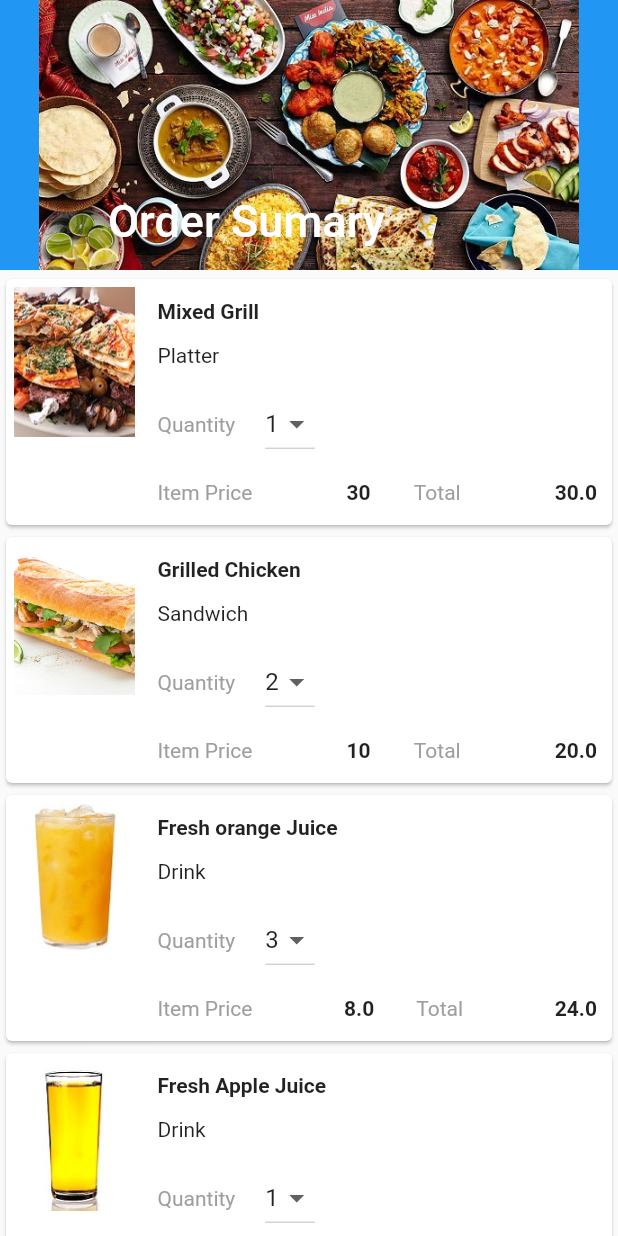
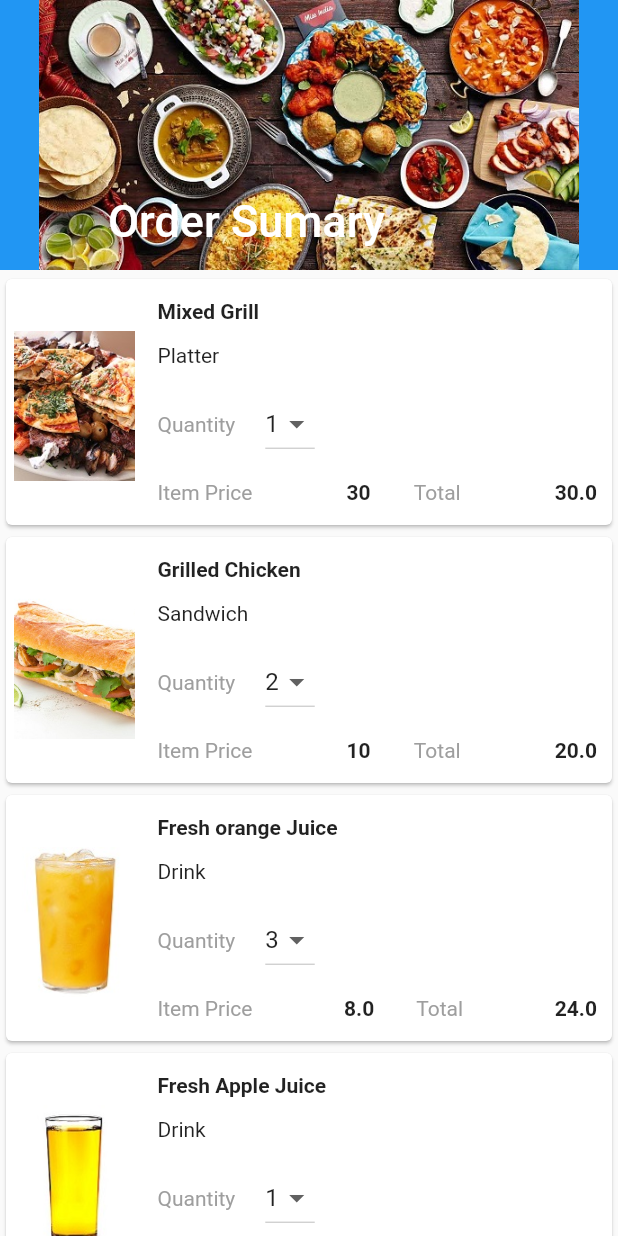
Before and after one commit to Juancito1984/flutter_sliver_hero, a Flutter app: the screen it shows after launch, on a phone screen of 412 x 824 dp. Run offline on Flutter 3.47's test engine with Material 2 defaults, Android fonts, the light colour scheme and no system bars.

Commit message:
Primer commit

```diff
--- a/lib/home_page.dart
+++ b/lib/home_page.dart
@@ -56,7 +56,7 @@ class _HomePageState extends State<HomePage> {
         crossAxisAlignment: CrossAxisAlignment.start,
         children: <Widget>[
 //          Flexible(child: _imagesItem(item), flex: 1),
-          Flexible(child: _buildColumn1(item), flex: 1),
+          Flexible(child: _buildImage(item), flex: 1),
           Flexible(child: _buildColumn2(item), flex: 3),
         ],
       ),
@@ -91,8 +91,9 @@ class _HomePageState extends State<HomePage> {
     );
   }
 
-  Widget _buildColumn1(OrderItem item) {
-    return Padding(
+  Widget _buildImage(OrderItem item) {
+    return Container(
+      alignment: Alignment.center,
       padding: EdgeInsets.only(left: 5.0, right: 15.0, top: 5.0),
       child: InkWell(
         child: Hero(
```
